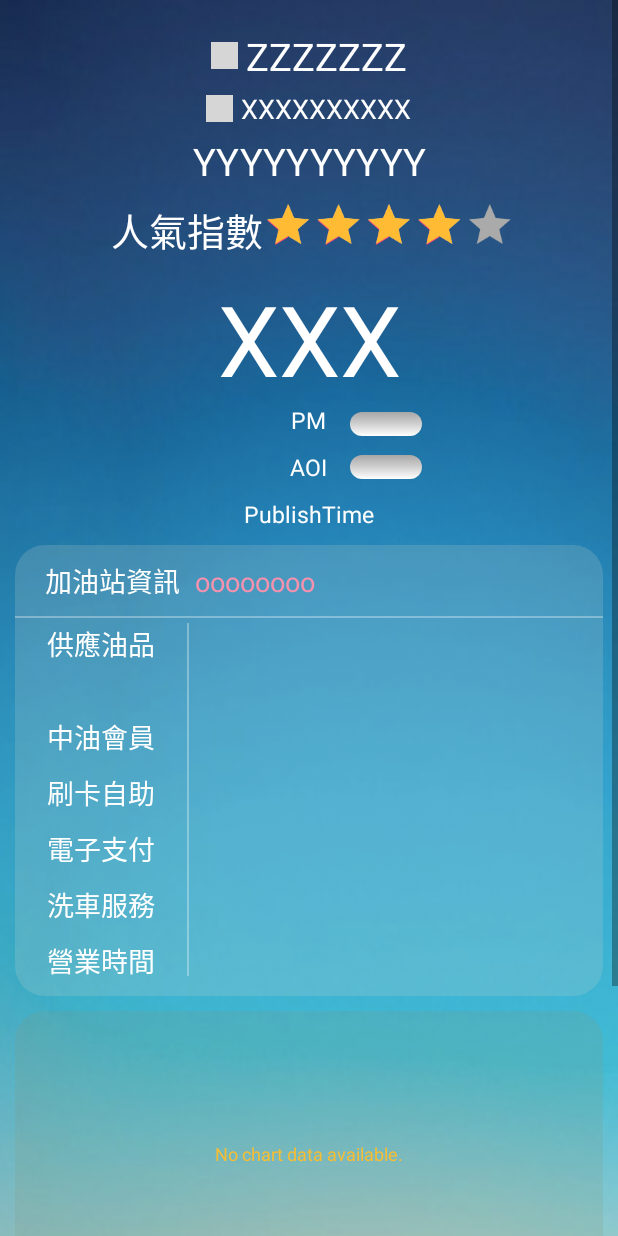
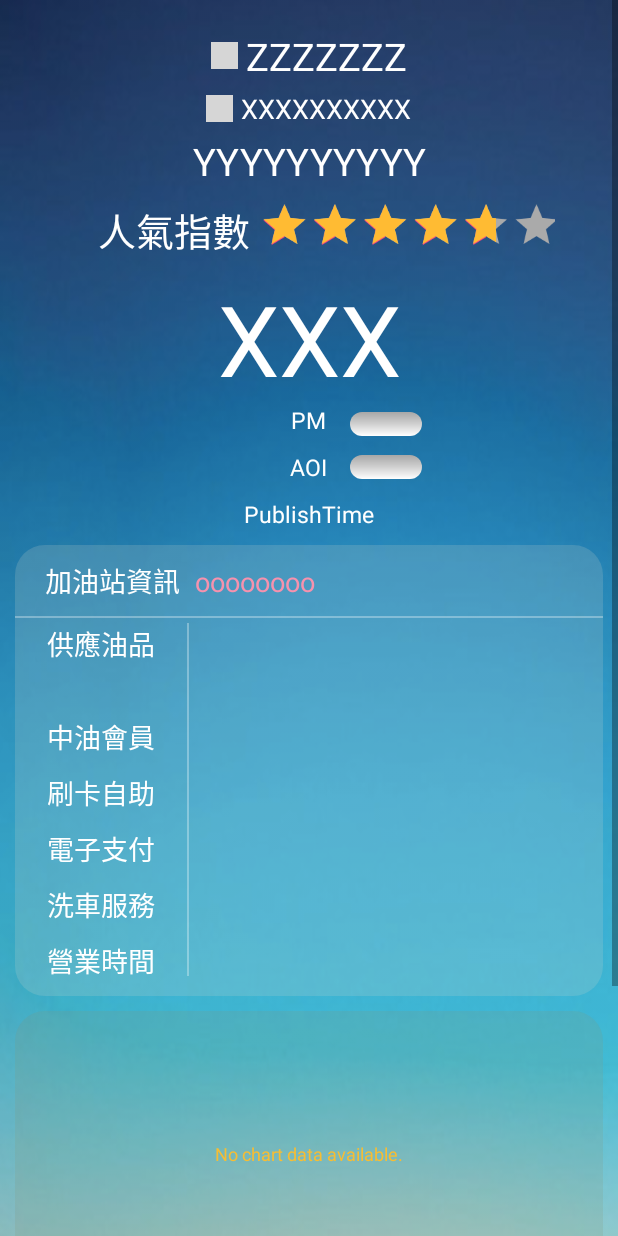
Before and after one commit to empirejames/CPC, an Android app: the layout activity_detail.xml on its own in the app's theme, with its tools: preview values and no code run, on a phone screen of 412 x 824 dp. Run offline under Robolectric (Android 15) with nearby library versions, the phone set to English and light mode, and no system bars; plain views replace GifView; grey boxes are pictures that could not be loaded.

Commit message:
fix rating bar issue

```diff
--- a/app/src/main/res/layout/activity_detail.xml
+++ b/app/src/main/res/layout/activity_detail.xml
@@ -99,8 +99,8 @@
                         android:textAppearance="?android:attr/textAppearanceMedium"
                         android:textColor="#ffffff"
                         android:textSize="25sp"
-                        android:layout_marginLeft="74dp"
-                        android:layout_marginStart="74dp"
+                        android:layout_marginLeft="65dp"
+                        android:layout_marginStart="65dp"
                         android:layout_centerVertical="true"
                         android:layout_alignParentLeft="true"
                         android:layout_alignParentStart="true" />
@@ -126,7 +126,7 @@
                         android:layout_alignLeft="@+id/ratingbarText"
                         android:layout_alignParentTop="true"
                         android:layout_alignStart="@+id/ratingbarText"
-                        android:layout_marginLeft="65dp"
+                        android:layout_marginLeft="15dp"
                         android:layout_marginStart="65dp"
                         android:isIndicator="true"
                         android:numStars="5"
@@ -134,7 +134,9 @@
                         android:progressTint="@android:color/holo_orange_light"
                         android:rating="4"
                         android:scaleX="0.7"
-                        android:scaleY="0.7" />
+                        android:scaleY="0.7"
+                        android:layout_alignParentRight="true"
+                        android:layout_alignParentEnd="true" />
                 </RelativeLayout>
 
                 <TextView
```
